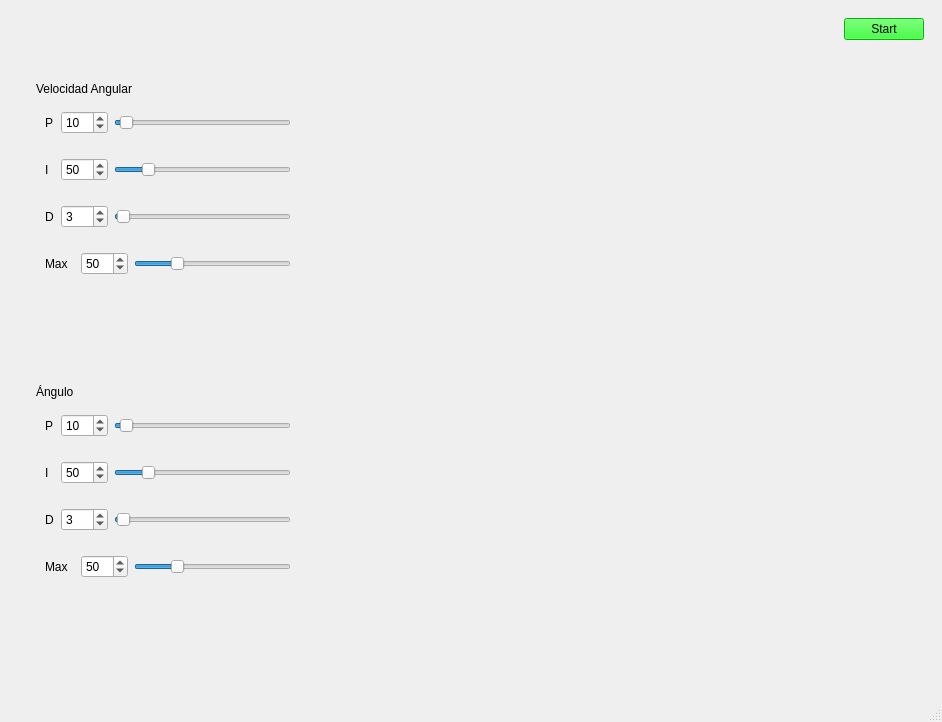
This is pc/mainwindow.ui in tuancdtspkt/rayaairbot as Qt 5 draws it before an edit. The edited form follows.
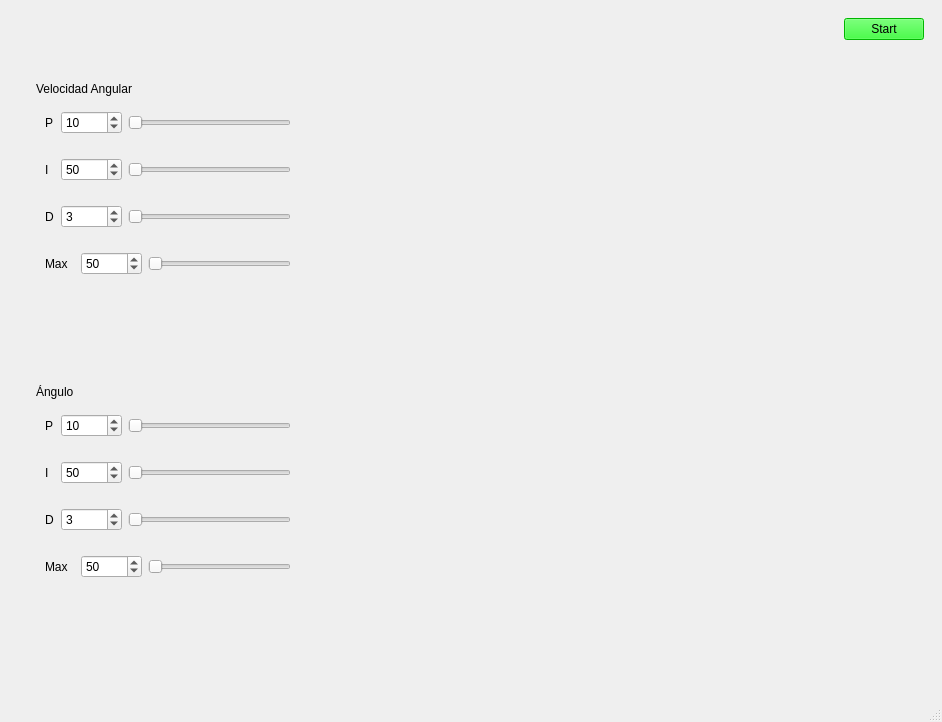
This is the edited form. Custom widgets are drawn as their Qt base class.

What changed in the file:
```diff
--- a/pc/mainwindow.ui
+++ b/pc/mainwindow.ui
@@ -6,7 +6,7 @@
    <rect>
     <x>0</x>
     <y>0</y>
-    <width>837</width>
+    <width>942</width>
     <height>722</height>
    </rect>
   </property>
@@ -103,7 +103,7 @@
                 <item>
                  <widget class="QSpinBox" name="spinBox_P">
                   <property name="maximum">
-                   <number>300</number>
+                   <number>30000</number>
                   </property>
                   <property name="value">
                    <number>10</number>
@@ -113,7 +113,7 @@
                 <item>
                  <widget class="QSlider" name="horizontalSlider_P">
                   <property name="maximum">
-                   <number>300</number>
+                   <number>30000</number>
                   </property>
                   <property name="value">
                    <number>10</number>
@@ -145,7 +145,7 @@
                 <item>
                  <widget class="QSpinBox" name="spinBox_I">
                   <property name="maximum">
-                   <number>300</number>
+                   <number>30000</number>
                   </property>
                   <property name="singleStep">
                    <number>1</number>
@@ -158,7 +158,7 @@
                 <item>
                  <widget class="QSlider" name="horizontalSlider_I">
                   <property name="maximum">
-                   <number>300</number>
+                   <number>30000</number>
                   </property>
                   <property name="value">
                    <number>50</number>
@@ -190,7 +190,7 @@
                 <item>
                  <widget class="QSpinBox" name="spinBox_D">
                   <property name="maximum">
-                   <number>300</number>
+                   <number>30000</number>
                   </property>
                   <property name="value">
                    <number>3</number>
@@ -200,7 +200,7 @@
                 <item>
                  <widget class="QSlider" name="horizontalSlider_D">
                   <property name="maximum">
-                   <number>300</number>
+                   <number>30000</number>
                   </property>
                   <property name="value">
                    <number>3</number>
@@ -232,7 +232,7 @@
                 <item>
                  <widget class="QSpinBox" name="spinBox_I_Max">
                   <property name="maximum">
-                   <number>200</number>
+                   <number>30000</number>
                   </property>
                   <property name="singleStep">
                    <number>1</number>
@@ -245,7 +245,7 @@
                 <item>
                  <widget class="QSlider" name="horizontalSlider_I_Max">
                   <property name="maximum">
-                   <number>200</number>
+                   <number>30000</number>
                   </property>
                   <property name="pageStep">
                    <number>10</number>
@@ -318,7 +318,7 @@
                 <item>
                  <widget class="QSpinBox" name="spinBox_P_2">
                   <property name="maximum">
-                   <number>300</number>
+                   <number>30000</number>
                   </property>
                   <property name="value">
                    <number>10</number>
@@ -328,7 +328,7 @@
                 <item>
                  <widget class="QSlider" name="horizontalSlider_P_2">
                   <property name="maximum">
-                   <number>300</number>
+                   <number>30000</number>
                   </property>
                   <property name="value">
                    <number>10</number>
@@ -360,7 +360,7 @@
                 <item>
                  <widget class="QSpinBox" name="spinBox_I_2">
                   <property name="maximum">
-                   <number>300</number>
+                   <number>30000</number>
                   </property>
                   <property name="singleStep">
                    <number>1</number>
@@ -373,7 +373,7 @@
                 <item>
                  <widget class="QSlider" name="horizontalSlider_I_2">
                   <property name="maximum">
-                   <number>300</number>
+                   <number>30000</number>
                   </property>
                   <property name="value">
                    <number>50</number>
@@ -405,7 +405,7 @@
                 <item>
                  <widget class="QSpinBox" name="spinBox_D_2">
                   <property name="maximum">
-                   <number>300</number>
+                   <number>30000</number>
                   </property>
                   <property name="value">
                    <number>3</number>
@@ -415,7 +415,7 @@
                 <item>
                  <widget class="QSlider" name="horizontalSlider_D_2">
                   <property name="maximum">
-                   <number>300</number>
+                   <number>30000</number>
                   </property>
                   <property name="value">
                    <number>3</number>
@@ -447,7 +447,7 @@
                 <item>
                  <widget class="QSpinBox" name="spinBox_I_Max_2">
                   <property name="maximum">
-                   <number>200</number>
+                   <number>30000</number>
                   </property>
                   <property name="singleStep">
                    <number>1</number>
@@ -460,7 +460,7 @@
                 <item>
                  <widget class="QSlider" name="horizontalSlider_I_Max_2">
                   <property name="maximum">
-                   <number>200</number>
+                   <number>30000</number>
                   </property>
                   <property name="pageStep">
                    <number>10</number>
```
Left out of the diff: 2 changed lines with no effect on the pictures.
